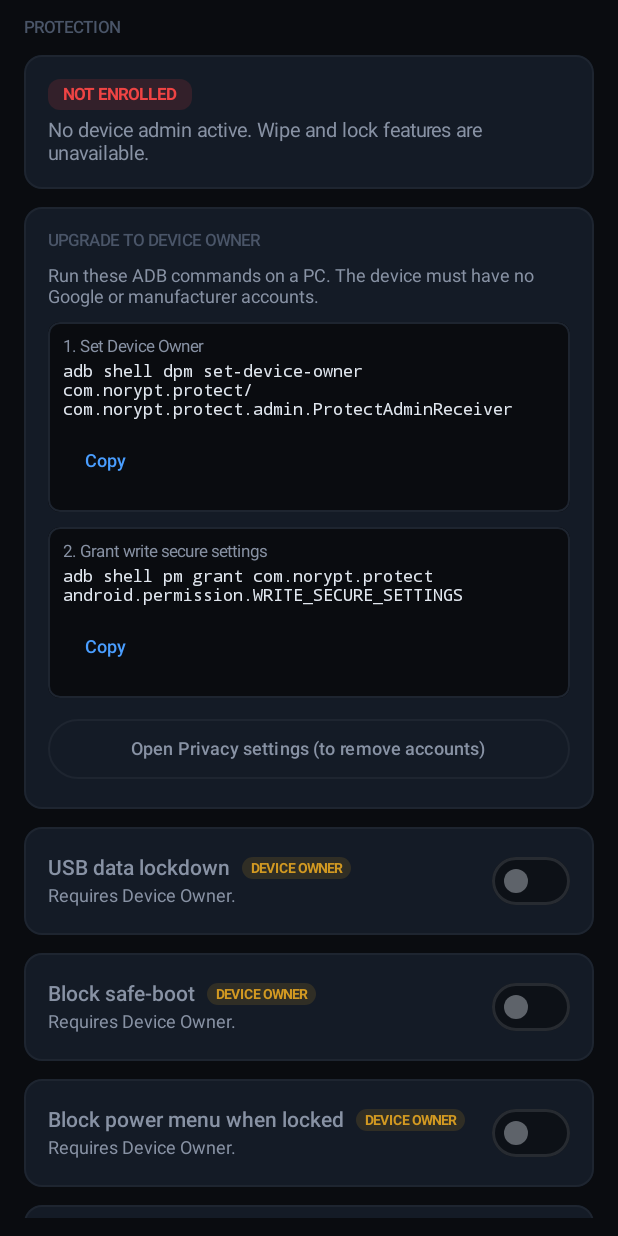
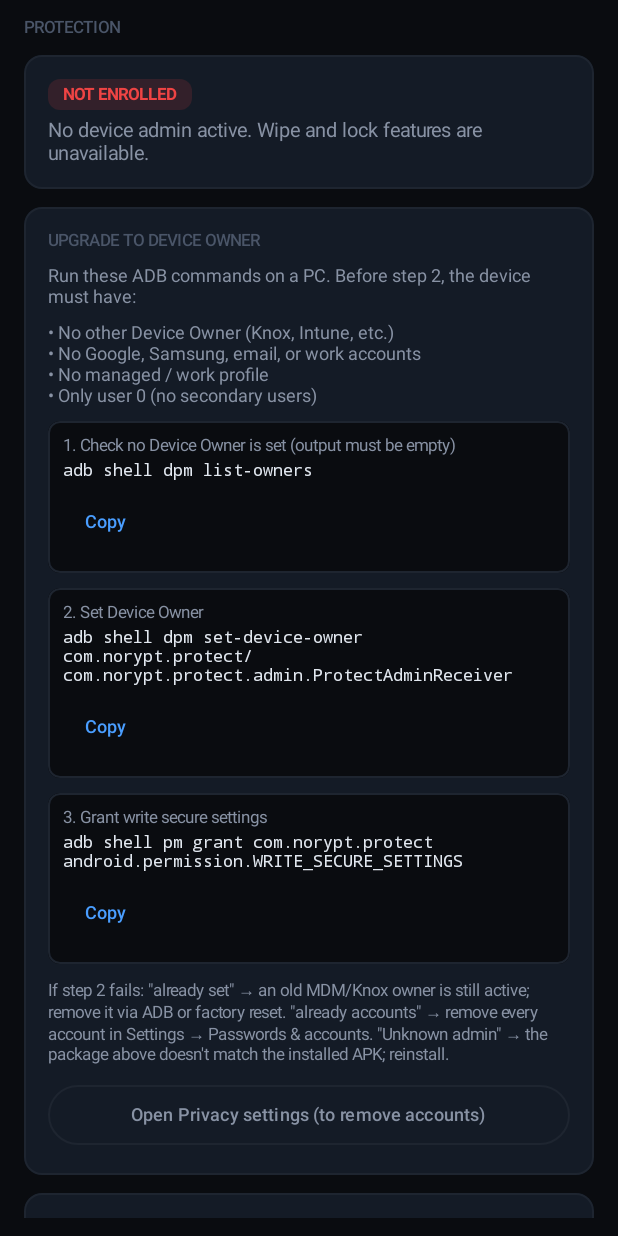
Before and after one commit to norypt-prv/norypt-protect, an Android app built with Jetpack Compose: the composable ProtectionLevelScreen shown on its own in the app's theme, on a phone screen of 412 x 824 dp. Run offline under Robolectric (Android 15) with nearby library versions, the phone set to English and light mode, and no system bars; 4 statements that could not run were skipped.

Commit message:
fix(ui): protect-tab crash, cross-screen responsiveness, DO refresh + instructions
- dpm/UsbLockdown, SafeBootLockdown, AntiTamper: wrap getUserRestrictions
  in runCatching. Without an active admin, that DPM call throws
  SecurityException on any reading caller, which crashed the Protect tab
  the moment a user opened the app at the None tier (no Device Admin
  enabled yet).
- HomeScreen: add a LifecycleEventObserver that re-reads the tier on
  ON_RESUME. After granting Device Admin in system Settings and coming
  back to the app, the Home screen now reflects the new tier without
  requiring a full force-stop / relaunch.
- HomeScreen + StatusCard + ProtectionLevelScreen + TriggersScreen +
  EnableAdminScreen: add weight modifiers, maxLines, and explicit
  TextOverflow handling to every Row that mixes a long Text with a
  small fixed-width pill. On narrow phones or with the system Display
  Size / Font Size cranked up, a "DEVICE OWNER" badge could be wrapped
  one letter per line into a vertical column, or the badge could be
  pushed off-screen. softWrap = false on the badge text, weight(1f) on
  the title, and ellipsis on long descriptions fix all the variants.
- AdbInstructions: source PKG from BuildConfig.APPLICATION_ID instead
  of the hardcoded production package name. The upgrade-to-DO card
  was previously showing the production component on debug installs,
  so the copy-pasted dpm set-device-owner command was rejected with
  "Unknown admin" because com.norypt.protect didn't exist on a debug
  device — only com.norypt.protect.debug did.
- ProtectionLevelScreen UpgradeCard: replace the single-line
  precondition with a four-bullet list (no other DO, no accounts, no
  managed profile, single user), prepend a `dpm list-owners` diagnostic
  step, renumber the existing commands 2 & 3, and append a one-line
  troubleshooting note covering the three common rejection messages.

```diff
--- a/app/src/main/kotlin/com/norypt/protect/dpm/AntiTamper.kt
+++ b/app/src/main/kotlin/com/norypt/protect/dpm/AntiTamper.kt
@@ -25,8 +25,9 @@ object AntiTamper {
     fun isApplied(ctx: Context): Boolean {
         val d = dpm(ctx)
         val admin = admin(ctx)
-        val restrictions = d.getUserRestrictions(admin)
-        val factoryResetBlocked = restrictions?.getBoolean(UserManager.DISALLOW_FACTORY_RESET, false) == true
+        val factoryResetBlocked = runCatching {
+            d.getUserRestrictions(admin)?.getBoolean(UserManager.DISALLOW_FACTORY_RESET, false) == true
+        }.getOrDefault(false)
         val uninstallBlocked = runCatching { d.isUninstallBlocked(admin, ctx.packageName) }.getOrDefault(false)
         return factoryResetBlocked || uninstallBlocked
     }
--- a/app/src/main/kotlin/com/norypt/protect/dpm/SafeBootLockdown.kt
+++ b/app/src/main/kotlin/com/norypt/protect/dpm/SafeBootLockdown.kt
@@ -14,10 +14,10 @@ object SafeBootLockdown {
     private fun admin(ctx: Context): ComponentName =
         ComponentName(ctx, ProtectAdminReceiver::class.java)
 
-    fun isOn(ctx: Context): Boolean {
-        val restrictions = dpm(ctx).getUserRestrictions(admin(ctx))
-        return restrictions?.getBoolean(UserManager.DISALLOW_SAFE_BOOT, false) == true
-    }
+    fun isOn(ctx: Context): Boolean = runCatching {
+        dpm(ctx).getUserRestrictions(admin(ctx))
+            ?.getBoolean(UserManager.DISALLOW_SAFE_BOOT, false) == true
+    }.getOrDefault(false)
 
     /**
      * Applies DISALLOW_SAFE_BOOT via DPM (requires Device Owner).
--- a/app/src/main/kotlin/com/norypt/protect/dpm/UsbLockdown.kt
+++ b/app/src/main/kotlin/com/norypt/protect/dpm/UsbLockdown.kt
@@ -14,10 +14,10 @@ object UsbLockdown {
     private fun admin(ctx: Context): ComponentName =
         ComponentName(ctx, ProtectAdminReceiver::class.java)
 
-    fun isOn(ctx: Context): Boolean {
-        val restrictions = dpm(ctx).getUserRestrictions(admin(ctx))
-        return restrictions?.getBoolean(UserManager.DISALLOW_USB_FILE_TRANSFER, false) == true
-    }
+    fun isOn(ctx: Context): Boolean = runCatching {
+        dpm(ctx).getUserRestrictions(admin(ctx))
+            ?.getBoolean(UserManager.DISALLOW_USB_FILE_TRANSFER, false) == true
+    }.getOrDefault(false)
 
     /**
      * Applies DISALLOW_USB_FILE_TRANSFER via DPM (requires Device Owner).
--- a/app/src/main/kotlin/com/norypt/protect/ui/screens/ProtectionLevelScreen.kt
+++ b/app/src/main/kotlin/com/norypt/protect/ui/screens/ProtectionLevelScreen.kt
@@ -23,6 +23,7 @@ import androidx.compose.ui.graphics.Color
 import androidx.compose.ui.platform.LocalContext
 import androidx.compose.ui.text.font.FontFamily
 import androidx.compose.ui.text.font.FontWeight
+import androidx.compose.ui.text.style.TextOverflow
 import androidx.compose.ui.unit.dp
 import androidx.compose.ui.unit.sp
 import androidx.lifecycle.Lifecycle
@@ -458,12 +459,26 @@ private fun UpgradeCard(ctx: Context) {
             fontWeight = FontWeight.SemiBold,
         )
         Text(
-            "Run these ADB commands on a PC. The device must have no Google or manufacturer accounts.",
+            "Run these ADB commands on a PC. Before step 2, the device must have:",
             color = NoryptColors.Muted,
             fontSize = 12.sp,
         )
-        CopyableCommand(label = "1. Set Device Owner", command = AdbInstructions.setDeviceOwner, ctx = ctx)
-        CopyableCommand(label = "2. Grant write secure settings", command = AdbInstructions.grantWriteSecureSettings, ctx = ctx)
+        Text(
+            "• No other Device Owner (Knox, Intune, etc.)\n" +
+                "• No Google, Samsung, email, or work accounts\n" +
+                "• No managed / work profile\n" +
+                "• Only user 0 (no secondary users)",
+            color = NoryptColors.Muted,
+            fontSize = 12.sp,
+        )
+        CopyableCommand(label = "1. Check no Device Owner is set (output must be empty)", command = AdbInstructions.checkOwners, ctx = ctx)
+        CopyableCommand(label = "2. Set Device Owner", command = AdbInstructions.setDeviceOwner, ctx = ctx)
+        CopyableCommand(label = "3. Grant write secure settings", command = AdbInstructions.grantWriteSecureSettings, ctx = ctx)
+        Text(
+            "If step 2 fails: \"already set\" → an old MDM/Knox owner is still active; remove it via ADB or factory reset. \"already accounts\" → remove every account in Settings → Passwords & accounts. \"Unknown admin\" → the package above doesn't match the installed APK; reinstall.",
+            color = NoryptColors.Muted,
+            fontSize = 11.sp,
+        )
         OutlinedButton(
             onClick = {
                 ctx.startActivity(
@@ -537,6 +552,9 @@ private fun ToggleCard(
                     color = if (enabled) NoryptColors.Text else NoryptColors.Muted,
                     fontSize = 14.sp,
                     fontWeight = FontWeight.Medium,
+                    modifier = Modifier.weight(1f, fill = false),
+                    maxLines = 2,
+                    overflow = TextOverflow.Ellipsis,
                 )
                 if (requiresDeviceOwner) {
                     Spacer(Modifier.width(8.dp))
@@ -552,6 +570,9 @@ private fun ToggleCard(
                             color = badgeColor,
                             fontSize = 9.sp,
                             fontWeight = FontWeight.Bold,
+                            maxLines = 1,
+                            softWrap = false,
+                            overflow = TextOverflow.Visible,
                         )
                     }
                 }
@@ -560,6 +581,8 @@ private fun ToggleCard(
                 subtitle,
                 color = NoryptColors.Muted,
                 fontSize = 12.sp,
+                maxLines = 4,
+                overflow = TextOverflow.Ellipsis,
             )
         }
         Switch(
--- a/app/src/main/kotlin/com/norypt/protect/util/AdbInstructions.kt
+++ b/app/src/main/kotlin/com/norypt/protect/util/AdbInstructions.kt
@@ -1,16 +1,27 @@
 package com.norypt.protect.util
+
+import com.norypt.protect.BuildConfig
 
 /**
  * Central source for the ADB commands shown in the upgrade-to-Device-Owner card.
  *
- * Note: Device must have zero Google / manufacturer accounts before set-device-owner succeeds.
+ * Uses [BuildConfig.APPLICATION_ID] so debug (`com.norypt.protect.debug`) and
+ * release (`com.norypt.protect`) builds always show the matching package name.
+ *
+ * Preconditions for `dpm set-device-owner` to succeed:
+ *  - No existing Device Owner on the device (`dpm list-owners` empty).
+ *  - No accounts configured on user 0 (Google, Samsung, email, work, etc.).
+ *  - No managed / work profile.
+ *  - Only user 0 (no secondary users / guest sessions).
  */
 object AdbInstructions {
-    const val PKG = "com.norypt.protect"
-    const val ADMIN_RECEIVER = "$PKG/com.norypt.protect.admin.ProtectAdminReceiver"
+    val PKG: String = BuildConfig.APPLICATION_ID
+    val ADMIN_RECEIVER: String = "$PKG/com.norypt.protect.admin.ProtectAdminReceiver"
 
-    val setDeviceOwner: String =
-        "adb shell dpm set-device-owner $ADMIN_RECEIVER"
+    /** Run first to confirm no other Device Owner is set — output must be empty. */
+    val checkOwners: String = "adb shell dpm list-owners"
+
+    val setDeviceOwner: String = "adb shell dpm set-device-owner $ADMIN_RECEIVER"
 
     val grantWriteSecureSettings: String =
         "adb shell pm grant $PKG android.permission.WRITE_SECURE_SETTINGS"
```
Also changed, not shown: app/src/main/kotlin/com/norypt/protect/ui/components/StatusCard.kt (+4 -3 lines), app/src/main/kotlin/com/norypt/protect/ui/screens/EnableAdminScreen.kt (+17 -3 lines), app/src/main/kotlin/com/norypt/protect/ui/screens/HomeScreen.kt (+26 -1 lines), app/src/main/kotlin/com/norypt/protect/ui/screens/TriggersScreen.kt (+16 -1 lines).
